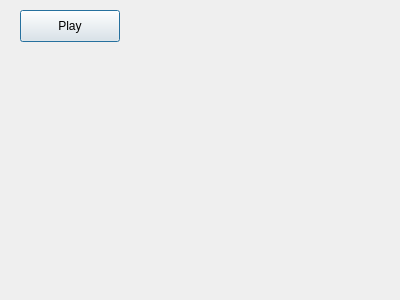
Above: tictactoev/gamehistory.ui from Jolinejo/Advanced-Tic-Tac-Toe before the change. Below: the same form after it.
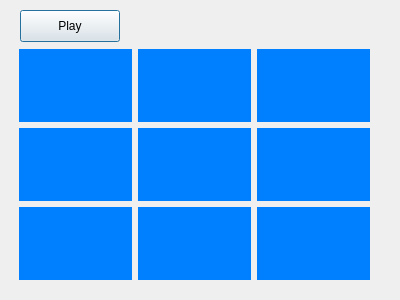
That is the form after the change.

Commit message: game history 4klo a7la

The edit to the form file:
```diff
--- a/tictactoev/gamehistory.ui
+++ b/tictactoev/gamehistory.ui
@@ -38,6 +38,9 @@
    <layout class="QGridLayout" name="gridOfMoves">
     <item row="1" column="0">
      <widget class="QLabel" name="label_4">
+      <property name="styleSheet">
+       <string notr="true">background-color: rgb(0, 128, 255); /* Blue color */</string>
+      </property>
       <property name="text">
        <string/>
       </property>
@@ -45,6 +48,9 @@
     </item>
     <item row="0" column="1">
      <widget class="QLabel" name="label_2">
+      <property name="styleSheet">
+       <string notr="true">background-color: rgb(0, 128, 255); /* Blue color */</string>
+      </property>
       <property name="text">
        <string/>
       </property>
@@ -52,6 +58,9 @@
     </item>
     <item row="0" column="0">
      <widget class="QLabel" name="label_1">
+      <property name="styleSheet">
+       <string notr="true">background-color: rgb(0, 128, 255); /* Blue color */</string>
+      </property>
       <property name="text">
        <string/>
       </property>
@@ -59,6 +68,9 @@
     </item>
     <item row="1" column="2">
      <widget class="QLabel" name="label_6">
+      <property name="styleSheet">
+       <string notr="true">background-color: rgb(0, 128, 255); /* Blue color */</string>
+      </property>
       <property name="text">
        <string/>
       </property>
@@ -66,6 +78,9 @@
     </item>
     <item row="0" column="2">
      <widget class="QLabel" name="label_3">
+      <property name="styleSheet">
+       <string notr="true">background-color: rgb(0, 128, 255); /* Blue color */</string>
+      </property>
       <property name="text">
        <string/>
       </property>
@@ -73,6 +88,9 @@
     </item>
     <item row="1" column="1">
      <widget class="QLabel" name="label_5">
+      <property name="styleSheet">
+       <string notr="true">background-color: rgb(0, 128, 255); /* Blue color */</string>
+      </property>
       <property name="text">
        <string/>
       </property>
@@ -80,6 +98,9 @@
     </item>
     <item row="2" column="0">
      <widget class="QLabel" name="label_7">
+      <property name="styleSheet">
+       <string notr="true">background-color: rgb(0, 128, 255); /* Blue color */</string>
+      </property>
       <property name="text">
        <string/>
       </property>
@@ -87,6 +108,9 @@
     </item>
     <item row="2" column="1">
      <widget class="QLabel" name="label_8">
+      <property name="styleSheet">
+       <string notr="true">background-color: rgb(0, 128, 255); /* Blue color */</string>
+      </property>
       <property name="text">
        <string/>
       </property>
@@ -94,6 +118,9 @@
     </item>
     <item row="2" column="2">
      <widget class="QLabel" name="label_9">
+      <property name="styleSheet">
+       <string notr="true">background-color: rgb(0, 128, 255); /* Blue color */</string>
+      </property>
       <property name="text">
        <string/>
       </property>
```
The commit also changes 1 other file.
